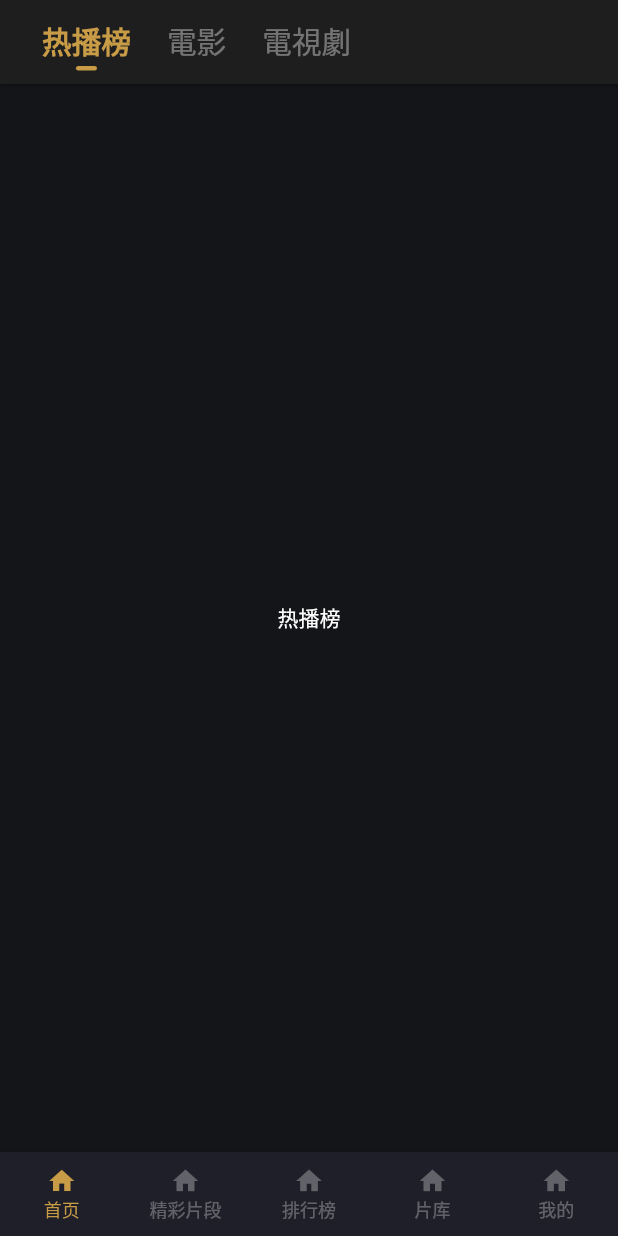
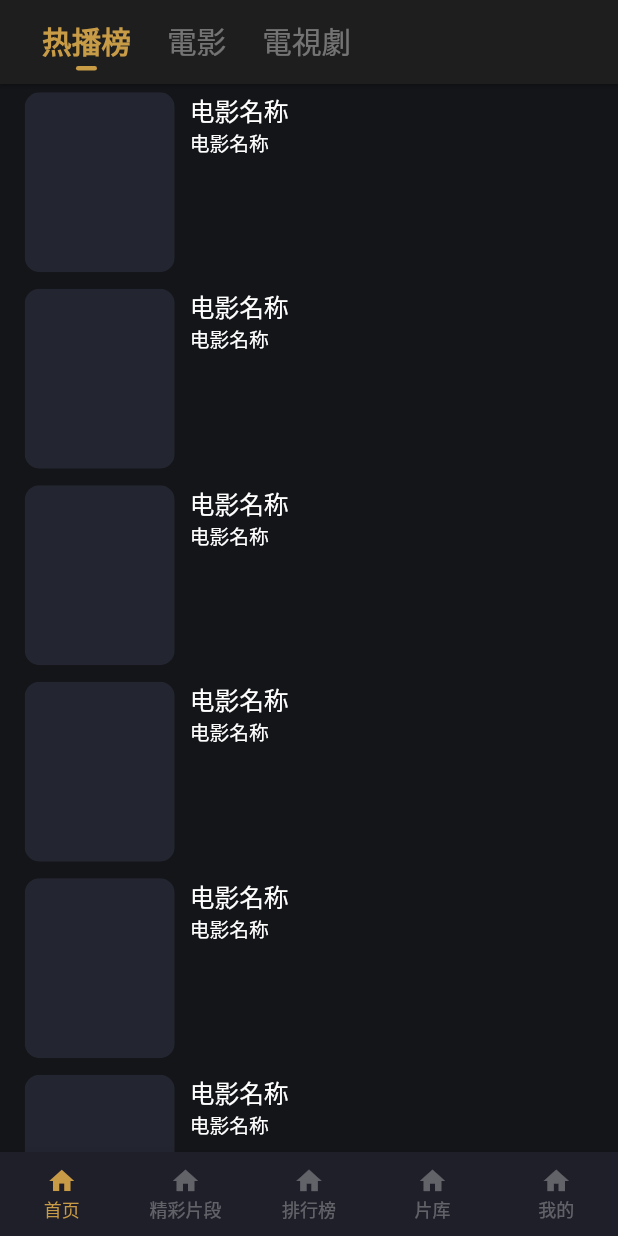
Before and after one commit to BestYun/flutter_xigua_movie, a Flutter app: the screen it shows after launch, swiped to page 3, on a phone screen of 412 x 824 dp. Run offline on Flutter 3.47's test engine with Material 2 defaults, Android fonts, the phone set to English and light mode, and no system bars; our stand-ins replace cached_network_image, flutter_screenutil, flutter_swiper, get, visibility_detector; missing offline and left inert: fijkplayer; network calls fail.

Commit message:
no message

```diff
--- a/lib/pages/ranking_list/ranking_content.dart
+++ b/lib/pages/ranking_list/ranking_content.dart
@@ -1,4 +1,6 @@
 import 'package:flutter/material.dart';
+import 'package:flutter_screenutil/flutter_screenutil.dart';
+import 'package:flutter_xigua_movie/colors/theme_colors.dart';
 
 class RankingContent extends StatefulWidget {
   final String content;
@@ -11,8 +13,56 @@ class _RankingContentState extends State<RankingContent> {
   @override
   Widget build(BuildContext context) {
     return Container(
-      child: Center(
-        child: Text(widget.content),
+      child: ListView.builder(itemBuilder: (bc, index) {
+        return _Item();
+      }),
+    );
+  }
+}
+
+class _Item extends StatelessWidget {
+  @override
+  Widget build(BuildContext context) {
+    return Container(
+      height: 120,
+      margin: EdgeInsets.symmetric(horizontal: 30.w, vertical: 10.w),
+      child: Row(
+        mainAxisAlignment: MainAxisAlignment.start,
+        crossAxisAlignment: CrossAxisAlignment.start,
+        children: <Widget>[
+          ClipRRect(
+            borderRadius: BorderRadius.circular(10),
+            child: Container(
+              width: 100,
+              color: ThemeColors.imageBgColor,
+            ),
+          ),
+          SizedBox(width: 10),
+          Expanded(
+            child: Column(
+              mainAxisAlignment: MainAxisAlignment.start,
+              crossAxisAlignment: CrossAxisAlignment.start,
+              children: [
+                Text(
+                  '电影名称',
+                  style: TextStyle(
+                    color: Colors.white,
+                    fontSize: 30.sp,
+                    fontWeight: FontWeight.w500,
+                  ),
+                ),
+                Text(
+                  '电影名称',
+                  style: TextStyle(
+                    color: Colors.white,
+                    fontSize: 24.sp,
+                    fontWeight: FontWeight.w500,
+                  ),
+                ),
+              ],
+            ),
+          )
+        ],
       ),
     );
   }
```
